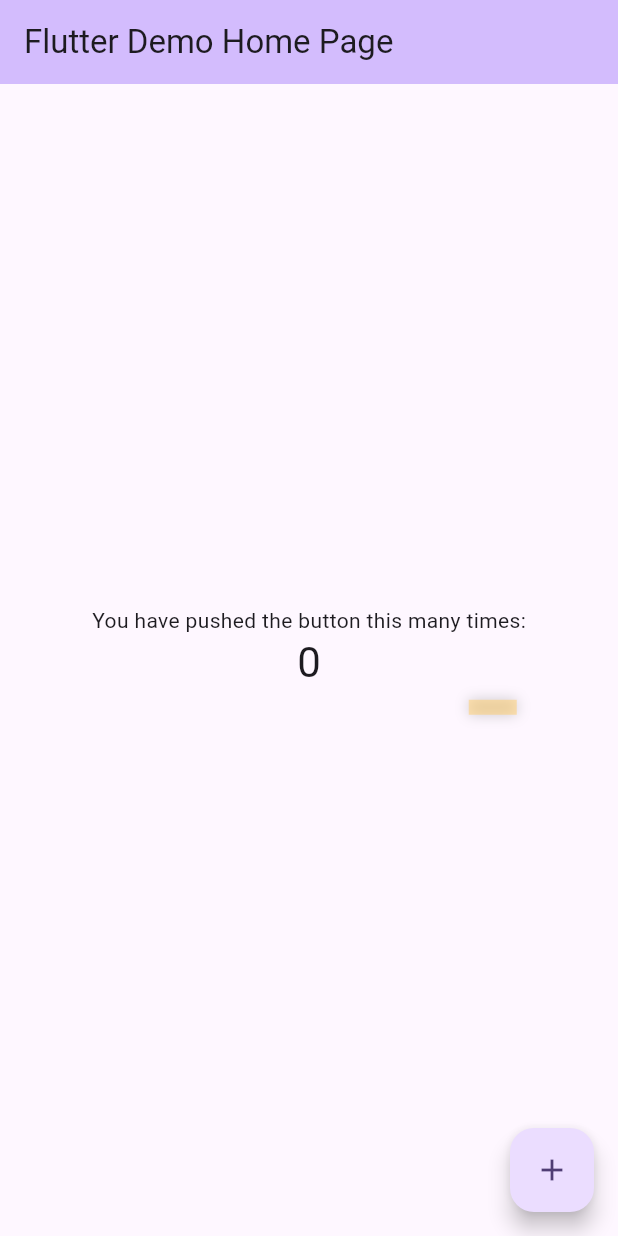
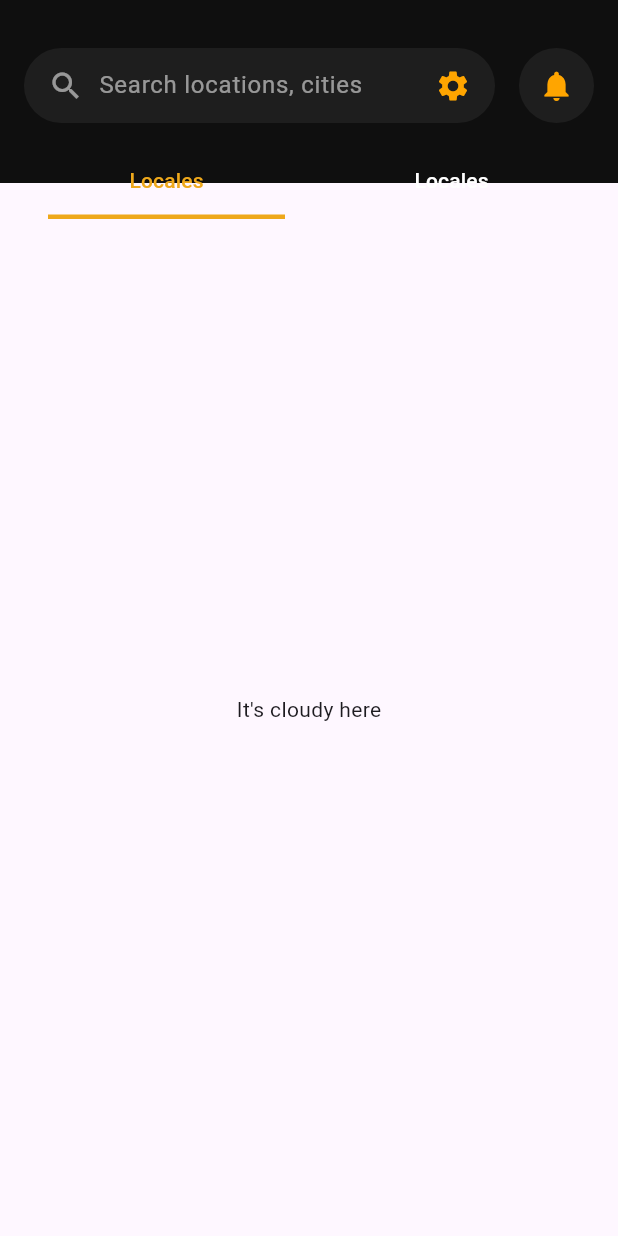
Before and after one commit to moh28/winner_tour, a Flutter app: the screen it shows after launch, on a phone screen of 412 x 824 dp. Run offline on Flutter 3.47's test engine with Material 3 defaults, Android fonts, the phone set to English and light mode, and no system bars.

Commit message:
app_bar_search

```diff
--- a/lib/main.dart
+++ b/lib/main.dart
@@ -11,6 +11,7 @@
   @override
   Widget build(BuildContext context) {
     return MaterialApp(
+      debugShowCheckedModeBanner: false,
       title: 'Flutter Demo',
       theme: ThemeData(
         // This is the theme of your application.
@@ -76,68 +77,98 @@
     // The Flutter framework has been optimized to make rerunning build methods
     // fast, so that you can just rebuild anything that needs updating rather
     // than having to individually change instances of widgets.
-    return Scaffold(
+    return DefaultTabController(
+      initialIndex: 0,
+      length: 2,
+      child: Scaffold(
         appBar: AppBar(
-        // TRY THIS: Try changing the color here to a specific color (to
-        // Colors.amber, perhaps?) and trigger a hot reload to see the AppBar
-        // change color while the other colors stay the same.
-        backgroundColor: Theme.of(context).colorScheme.inversePrimary,
-        // Here we take the value from the MyHomePage object that was created by
-        // the App.build method, and use it to set our appbar title.
-        title: Text(widget.title),
+          flexibleSpace: Stack(
+            children: [
+              Padding(
+                  padding: const EdgeInsets.only(left: 16.0, right: 16),
+                  child: Column(children: <Widget>[
+                    SizedBox(height: 32), // For status bar padding
+                    Row(
+                      children: <Widget>[
+                        Expanded(
+                          child: Container(
+                            padding: EdgeInsets.symmetric(horizontal: 16.0),
+                            height: 50,
+                            decoration: BoxDecoration(
+                              color: Color(0xFF1E1E1E),
+                              borderRadius: BorderRadius.circular(30),
                             ),
-      body: Center(
-        // Center is a layout widget. It takes a single child and positions it
-        // in the middle of the parent.
-        child: Column(
-          // Column is also a layout widget. It takes a list of children and
-          // arranges them vertically. By default, it sizes itself to fit its
-          // children horizontally, and tries to be as tall as its parent.
-          //
-          // Column has various properties to control how it sizes itself and
-          // how it positions its children. Here we use mainAxisAlignment to
-          // center the children vertically; the main axis here is the vertical
-          // axis because Columns are vertical (the cross axis would be
-          // horizontal).
-          //
-          // TRY THIS: Invoke "debug painting" (choose the "Toggle Debug Paint"
-          // action in the IDE, or press "p" in the console), to see the
-          // wireframe for each widget.
-          mainAxisAlignment: MainAxisAlignment.center,
+                            child: Row(
                               children: <Widget>[
-            const Text(
-              'You have pushed the button this many times:',
+                                Icon(Icons.search, color: Colors.white54),
+                                SizedBox(width: 10),
+                                Expanded(
+                                  child: TextField(
+                                    decoration: InputDecoration(
+                                      hintText: 'Search locations, cities',
+                                      hintStyle:
+                                          TextStyle(color: Colors.white54),
+                                      border: InputBorder.none,
                                     ),
-            Text(
-              '$_counter',
-              style: Theme.of(context).textTheme.headlineMedium,
+                                    style: TextStyle(color: Colors.white),
                                   ),
+                                ),
+                                Icon(Icons.settings, color: Color(0xFFFFA500)),
+                              ],
+                            ),
+                          ),
+                        ),
+                        SizedBox(width: 16),
                         Container(
-              width: 32,
-              height: 10,
-              margin: EdgeInsets.only(left: 245, top: 7),
+                          height: 50,
+                          width: 50,
                           decoration: BoxDecoration(
-                color: Color.fromRGBO(255, 204, 103, 0.5),
-                borderRadius:
-                    BorderRadius.circular(0), // Set border radius if needed
-                boxShadow: [
-                  BoxShadow(
-                    color: Colors.grey.withOpacity(0.5),
-                    blurRadius: 7,
-                    spreadRadius: 0,
-                    offset: Offset(0, 0), // changes position of shadow
+                            color: Color(0xFF1E1E1E),
+                            shape: BoxShape.circle,
+                          ),
+                          child: Icon(Icons.notifications,
+                              color: Color(0xFFFFA500)),
                         ),
                       ],
                     ),
-            )
+                    SizedBox(height: 15),
+                    const TabBar(
+                      dividerColor: Colors.transparent,
+                      labelColor: Color(0xffEEA81B),
+                      unselectedLabelColor: Color(0xffFFFFFF),
+                      indicatorSize: TabBarIndicatorSize.tab,
+                      indicatorWeight: 3,
+                      indicatorColor: Color(0xffEEA81B),
+                      indicatorPadding:
+                          EdgeInsetsDirectional.only(start: 16, end: 16),
+                      tabs: <Widget>[
+                        Tab(
+                          text: 'Locales',
+                          // icon: Icon(Icons.cloud_outlined),
+                        ),
+                        Tab(
+                          text: 'Locales',
+                          // icon: Icon(Icons.beach_access_sharp),
+                        ),
+                      ],
+                    ),
+                  ])),
+            ],
+          ),
+          backgroundColor: Color(0xFF0F0F0F),
+          toolbarHeight: 122,
+        ),
+        body: const TabBarView(
+          children: <Widget>[
+            Center(
+              child: Text("It's cloudy here"),
+            ),
+            Center(
+              child: Text("It's rainy here"),
+            ),
           ],
         ),
       ),
-      floatingActionButton: FloatingActionButton(
-        onPressed: _incrementCounter,
-        tooltip: 'Increment',
-        child: const Icon(Icons.add),
-      ), // This trailing comma makes auto-formatting nicer for build methods.
     );
   }
 }
```
Also changed, not shown: lib/core/app_input.dart (+159 -0 lines). Lines whose indentation alone changed are shown as unchanged.
